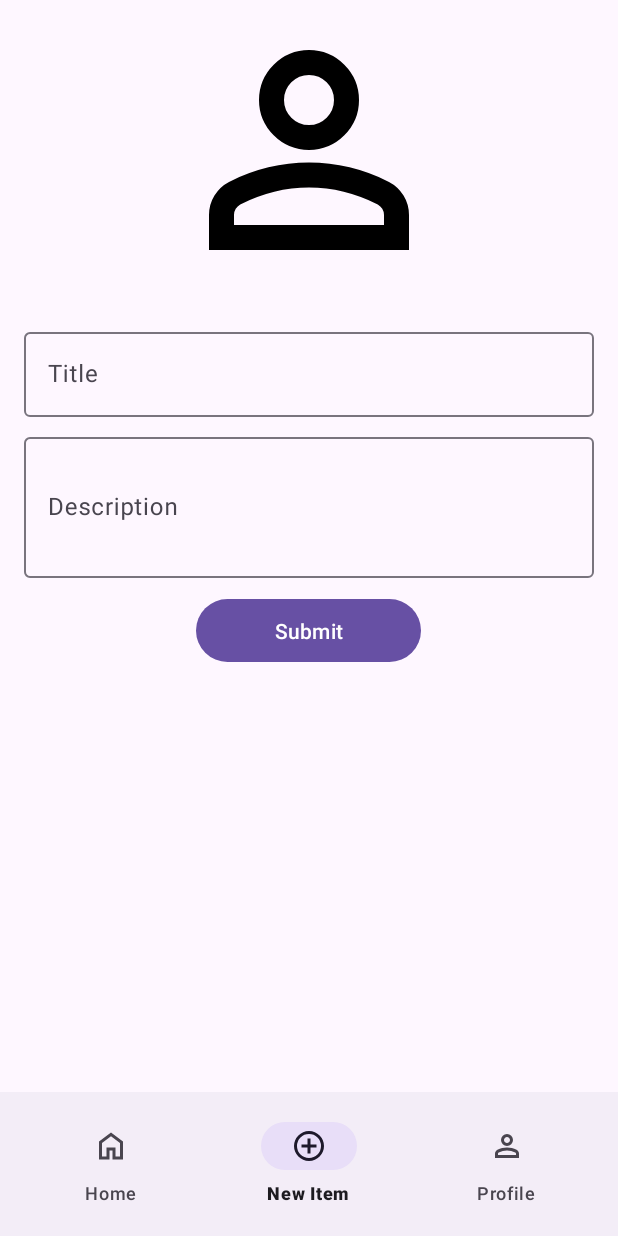
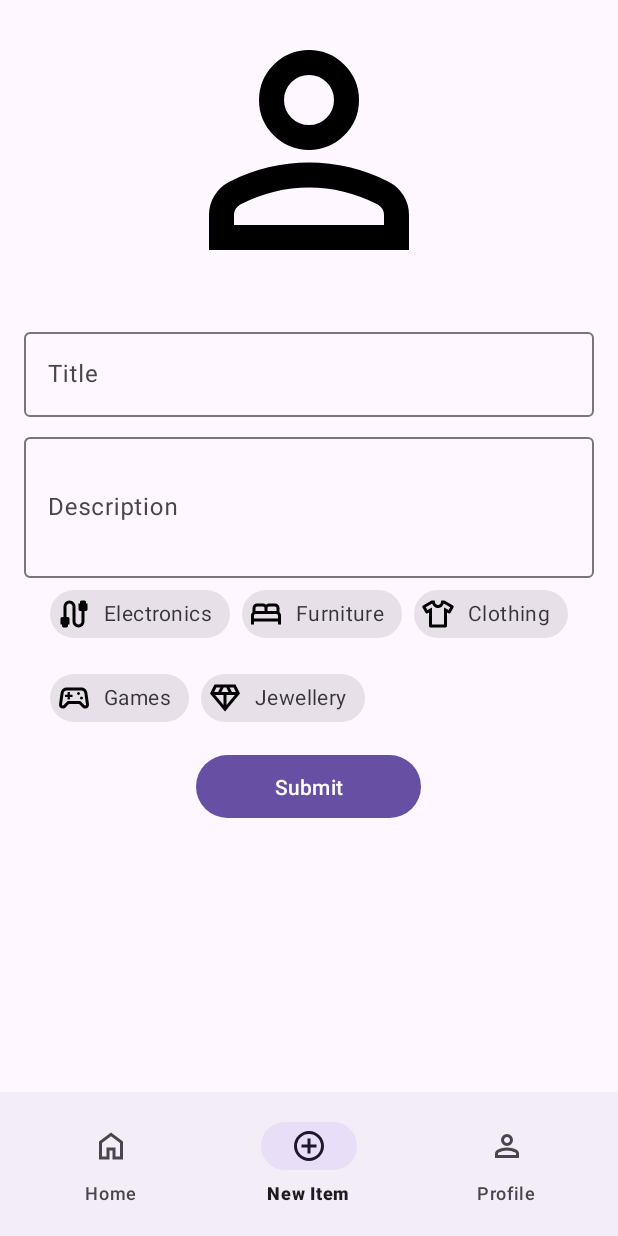
Before and after one commit to shaharm87/SellHub, an Android app: the screen it shows after launch once a user with an empty profile is signed in (MainActivity), item 2 of the bottom bar chosen, on a phone screen of 412 x 824 dp. Run offline under Robolectric (Android 15) with nearby library versions, the phone set to English and light mode, and no system bars; our stand-ins replace Firebase (no records; nobody signed in at launch, a user with empty details on screens opened directly).

Commit message:
added chips for item type

```diff
--- a/app/src/main/java/com/example/sellhub/home/HomeViewModel.kt
+++ b/app/src/main/java/com/example/sellhub/home/HomeViewModel.kt
@@ -1,6 +1,5 @@
 package com.example.sellhub.home
 
-import android.graphics.Bitmap
 import androidx.lifecycle.ViewModel
 import com.example.sellhub.newitem.Item
 import com.google.firebase.firestore.FirebaseFirestore
@@ -20,8 +19,10 @@ class HomeViewModel : ViewModel() {
                     val title = data["title"] as String
                     val description = data["description"] as String
                     val imageId = data["imageId"] as? String
+                    val types = data["types"] as? List<String>
 
-                    val item = Item(displayName, title, description, imageId)
+
+                    val item = Item(displayName, title, description, imageId, types)
                     items.add(item)
                 }
                 callback(true, items)
--- a/app/src/main/java/com/example/sellhub/newitem/Item.kt
+++ b/app/src/main/java/com/example/sellhub/newitem/Item.kt
@@ -4,5 +4,6 @@ data class Item(
     val displayName: String?,
     val title: String,
     val description: String,
-    val imageId: String?
+    val imageId: String?,
+    val types: List<String>?
 )
--- a/app/src/main/java/com/example/sellhub/profile/ProfileViewModel.kt
+++ b/app/src/main/java/com/example/sellhub/profile/ProfileViewModel.kt
@@ -24,7 +24,7 @@ class ProfileViewModel : ViewModel() {
                         val description = data["description"] as String
                         val imageId = data["imageId"] as String?
 
-                        val item = Item(displayName, title, description, imageId)
+                        val item = Item(displayName, title, description, imageId, null)
                         items.add(item)
                     }
                 }
--- /dev/null
+++ b/app/src/main/res/drawable/bed.xml
@@ -0,0 +1,9 @@
+<vector xmlns:android="http://schemas.android.com/apk/res/android"
+    android:width="24dp"
+    android:height="24dp"
+    android:viewportWidth="960"
+    android:viewportHeight="960">
+  <path
+      android:fillColor="#FF000000"
+      android:pathData="M80,760v-240q0,-27 11,-49t29,-39v-112q0,-50 35,-85t85,-35h160q23,0 43,8.5t37,23.5q17,-15 37,-23.5t43,-8.5h160q50,0 85,35t35,85v112q18,17 29,39t11,49v240h-80v-80L160,680v80L80,760ZM520,400h240v-80q0,-17 -11.5,-28.5T720,280L560,280q-17,0 -28.5,11.5T520,320v80ZM200,400h240v-80q0,-17 -11.5,-28.5T400,280L240,280q-17,0 -28.5,11.5T200,320v80ZM160,600h640v-80q0,-17 -11.5,-28.5T760,480L200,480q-17,0 -28.5,11.5T160,520v80ZM800,600L160,600h640Z"/>
+</vector>
--- /dev/null
+++ b/app/src/main/res/drawable/clothing.xml
@@ -0,0 +1,9 @@
+<vector xmlns:android="http://schemas.android.com/apk/res/android"
+    android:width="24dp"
+    android:height="24dp"
+    android:viewportWidth="960"
+    android:viewportHeight="960">
+  <path
+      android:fillColor="#FF000000"
+      android:pathData="m240,438 l-40,22q-14,8 -30,4t-24,-18L66,306q-8,-14 -4,-30t18,-24l230,-132h70q9,0 14.5,5.5T400,140v20q0,33 23.5,56.5T480,240q33,0 56.5,-23.5T560,160v-20q0,-9 5.5,-14.5T580,120h70l230,132q14,8 18,24t-4,30l-80,140q-8,14 -23.5,17.5T760,459l-40,-20v361q0,17 -11.5,28.5T680,840L280,840q-17,0 -28.5,-11.5T240,800v-362ZM320,304v456h320v-456l124,68 42,-70 -172,-100q-15,51 -56.5,84.5T480,320q-56,0 -97.5,-33.5T326,202L154,302l42,70 124,-68ZM480,481Z"/>
+</vector>
--- /dev/null
+++ b/app/src/main/res/drawable/diamond.xml
@@ -0,0 +1,9 @@
+<vector xmlns:android="http://schemas.android.com/apk/res/android"
+    android:width="24dp"
+    android:height="24dp"
+    android:viewportWidth="960"
+    android:viewportHeight="960">
+  <path
+      android:fillColor="#FF000000"
+      android:pathData="M480,840 L80,360l120,-240h560l120,240 -400,480ZM385,320h190l-60,-120h-70l-60,120ZM440,667v-267L218,400l222,267ZM520,667 L742,400L520,400v267ZM664,320h106l-60,-120L604,200l60,120ZM190,320h106l60,-120L250,200l-60,120Z"/>
+</vector>
--- /dev/null
+++ b/app/src/main/res/drawable/electronic.xml
@@ -0,0 +1,9 @@
+<vector xmlns:android="http://schemas.android.com/apk/res/android"
+    android:width="24dp"
+    android:height="24dp"
+    android:viewportWidth="960"
+    android:viewportHeight="960">
+  <path
+      android:fillColor="#FF000000"
+      android:pathData="M200,840q-17,0 -28.5,-11.5T160,800v-40h-40v-160q0,-17 11.5,-28.5T160,560h40v-280q0,-66 47,-113t113,-47q66,0 113,47t47,113v400q0,33 23.5,56.5T600,760q33,0 56.5,-23.5T680,680v-280h-40q-17,0 -28.5,-11.5T600,360v-160h40v-40q0,-17 11.5,-28.5T680,120h80q17,0 28.5,11.5T800,160v40h40v160q0,17 -11.5,28.5T800,400h-40v280q0,66 -47,113t-113,47q-66,0 -113,-47t-47,-113v-400q0,-33 -23.5,-56.5T360,200q-33,0 -56.5,23.5T280,280v280h40q17,0 28.5,11.5T360,600v160h-40v40q0,17 -11.5,28.5T280,840h-80Z"/>
+</vector>
--- /dev/null
+++ b/app/src/main/res/drawable/games.xml
@@ -0,0 +1,9 @@
+<vector xmlns:android="http://schemas.android.com/apk/res/android"
+    android:width="24dp"
+    android:height="24dp"
+    android:viewportWidth="960"
+    android:viewportHeight="960">
+  <path
+      android:fillColor="#FF000000"
+      android:pathData="M182,760q-51,0 -79,-35.5T82,638l42,-300q9,-60 53.5,-99T282,200h396q60,0 104.5,39t53.5,99l42,300q7,51 -21,86.5T778,760q-21,0 -39,-7.5T706,730l-90,-90L344,640l-90,90q-15,15 -33,22.5t-39,7.5ZM198,674 L312,560h336l114,114q2,2 16,6 11,0 17.5,-6.5T800,656l-44,-308q-4,-29 -26,-48.5T678,280L282,280q-30,0 -52,19.5T204,348l-44,308q-2,11 4.5,17.5T182,680q2,0 16,-6ZM680,520q17,0 28.5,-11.5T720,480q0,-17 -11.5,-28.5T680,440q-17,0 -28.5,11.5T640,480q0,17 11.5,28.5T680,520ZM600,400q17,0 28.5,-11.5T640,360q0,-17 -11.5,-28.5T600,320q-17,0 -28.5,11.5T560,360q0,17 11.5,28.5T600,400ZM310,520h60v-70h70v-60h-70v-70h-60v70h-70v60h70v70ZM480,480Z"/>
+</vector>
--- a/app/src/main/res/layout/fragment_add_item.xml
+++ b/app/src/main/res/layout/fragment_add_item.xml
@@ -53,8 +53,76 @@
         android:id="@+id/submitButton"
         android:layout_width="150dp"
         android:layout_height="50dp"
+        android:layout_below="@id/errorTextView"
         android:layout_centerHorizontal="true"
+        android:layout_marginTop="10dp"
+        android:text="Submit" />
+
+    <com.google.android.material.chip.ChipGroup
+        android:id="@+id/chipGroup"
+        android:layout_width="wrap_content"
+        android:layout_height="wrap_content"
         android:layout_below="@id/descriptionTextInputLayout"
-        android:text="Submit"
-        android:layout_marginTop="10dp"/>
+        android:layout_centerHorizontal="true"
+        app:chipSpacing="8dp"
+        app:selectionRequired="true">
+
+        <com.google.android.material.chip.Chip
+            android:id="@+id/chip1"
+            style="@style/Widget.MaterialComponents.Chip.Entry"
+            app:closeIconVisible="false"
+            android:layout_width="wrap_content"
+            android:layout_height="wrap_content"
+            android:text="Electronics"
+            app:chipIcon="@drawable/electronic"
+            />
+
+        <com.google.android.material.chip.Chip
+            android:id="@+id/chip2"
+            style="@style/Widget.MaterialComponents.Chip.Entry"
+            app:closeIconVisible="false"
+            android:layout_width="wrap_content"
+            android:layout_height="wrap_content"
+            android:text="Furniture"
+            app:chipIcon="@drawable/bed" />
+
+        <com.google.android.material.chip.Chip
+            android:id="@+id/chip3"
+            style="@style/Widget.MaterialComponents.Chip.Entry"
+            app:closeIconVisible="false"
+            android:layout_width="wrap_content"
+            android:layout_height="wrap_content"
+            app:chipIcon="@drawable/clothing"
+            android:text="Clothing" />
+
+        <com.google.android.material.chip.Chip
+            android:id="@+id/chip4"
+            style="@style/Widget.MaterialComponents.Chip.Entry"
+            app:closeIconVisible="false"
+            android:layout_width="wrap_content"
+            android:layout_height="wrap_content"
+            app:chipIcon="@drawable/games"
+            android:text="Games" />
+
+        <com.google.android.material.chip.Chip
+            android:id="@+id/chip5"
+            style="@style/Widget.MaterialComponents.Chip.Entry"
+            app:closeIconVisible="false"
+            android:layout_width="wrap_content"
+            android:layout_height="wrap_content"
+            app:chipIcon="@drawable/diamond"
+            android:text="Jewellery" />
+    </com.google.android.material.chip.ChipGroup>
+
+    <com.google.android.material.textview.MaterialTextView
+        android:id="@+id/errorTextView"
+        style="@style/Widget.MaterialComponents.TextView"
+        android:layout_width="wrap_content"
+        android:layout_height="wrap_content"
+        android:layout_below="@id/chipGroup"
+        android:layout_centerHorizontal="true"
+        android:layout_marginTop="8dp"
+        android:text="Please select at least one option"
+        android:textColor="@color/design_default_color_error"
+        android:visibility="gone" />
 </RelativeLayout>
```
Also changed, not shown: app/src/main/java/com/example/sellhub/CardAdapter.kt (+29 -0 lines), app/src/main/java/com/example/sellhub/newitem/AddItem.kt (+47 -3 lines), app/src/main/java/com/example/sellhub/newitem/AddItemViewModel.kt (+35 -0 lines), app/src/main/res/layout/card_layout.xml (+10 -5 lines).
